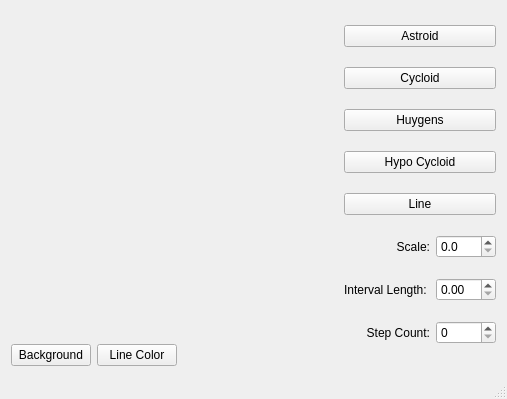
Above: mainwindow.ui from krklns/qtcurvescpp before the change. Below: the same form after it.
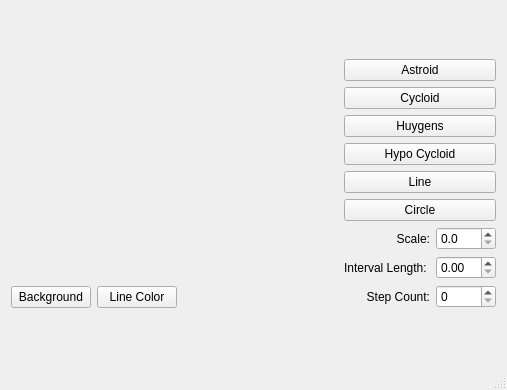
That is the form after the change. Custom widgets are drawn as their Qt base class.

Commit message: Assignment 2 - Add Circle

Patch:
```diff
--- a/mainwindow.ui
+++ b/mainwindow.ui
@@ -7,7 +7,7 @@
     <x>0</x>
     <y>0</y>
     <width>507</width>
-    <height>399</height>
+    <height>390</height>
    </rect>
   </property>
   <property name="windowTitle">
@@ -15,7 +15,7 @@
   </property>
   <widget class="QWidget" name="centralWidget">
    <layout class="QGridLayout" name="gridLayout">
-    <item row="0" column="0" rowspan="2">
+    <item row="0" column="0">
      <layout class="QVBoxLayout" name="verticalLayout_2">
       <item>
        <widget class="RenderArea" name="renderArea" native="true"/>
@@ -53,7 +53,7 @@
       </item>
      </layout>
     </item>
-    <item row="0" column="1" rowspan="2" colspan="2">
+    <item row="0" column="1">
      <layout class="QVBoxLayout" name="verticalLayout">
       <item>
        <widget class="QPushButton" name="btnAstroid">
@@ -90,6 +90,13 @@
         </property>
        </widget>
       </item>
+      <item>
+       <widget class="QPushButton" name="btnCircle">
+        <property name="text">
+         <string>Circle</string>
+        </property>
+       </widget>
+      </item>
       <item>
        <layout class="QHBoxLayout" name="horizontalLayout">
         <item>
```
The commit also changes 4 other files.
